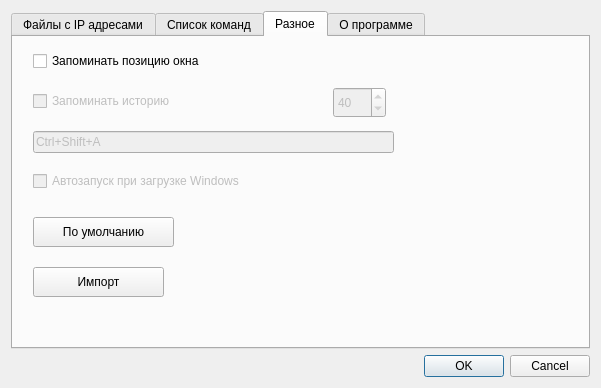
Above: setsettings.ui from Wonkakakto/IpClip before the change. Below: the same form after it.
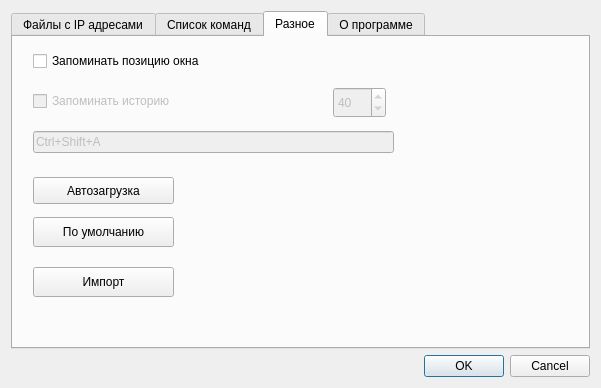
That is the form after the change. The open tabs and pages were chosen to show the change. Icons and pictures are not drawn.

Diff of the .ui file:
```diff
--- a/setsettings.ui
+++ b/setsettings.ui
@@ -281,22 +281,6 @@
         <attribute name="title">
          <string>Разное</string>
         </attribute>
-        <widget class="QCheckBox" name="cbAutostart">
-         <property name="enabled">
-          <bool>false</bool>
-         </property>
-         <property name="geometry">
-          <rect>
-           <x>20</x>
-           <y>130</y>
-           <width>321</width>
-           <height>28</height>
-          </rect>
-         </property>
-         <property name="text">
-          <string>Автозапуск при загрузке Windows</string>
-         </property>
-        </widget>
         <widget class="QPushButton" name="pbSetDefaults">
          <property name="enabled">
           <bool>true</bool>
@@ -324,7 +308,7 @@
           <rect>
            <x>20</x>
            <y>230</y>
-           <width>131</width>
+           <width>141</width>
            <height>30</height>
           </rect>
          </property>
@@ -399,6 +383,22 @@
           <string>Ctrl+Shift+A</string>
          </property>
         </widget>
+        <widget class="QPushButton" name="pbStartup">
+         <property name="geometry">
+          <rect>
+           <x>20</x>
+           <y>140</y>
+           <width>141</width>
+           <height>27</height>
+          </rect>
+         </property>
+         <property name="toolTip">
+          <string>Добавить приложение в автозапуск</string>
+         </property>
+         <property name="text">
+          <string>Автозагрузка</string>
+         </property>
+        </widget>
        </widget>
        <widget class="QWidget" name="tab_2">
         <attribute name="title">
```
Left out of the diff: 2 changed lines with no effect on the pictures.
